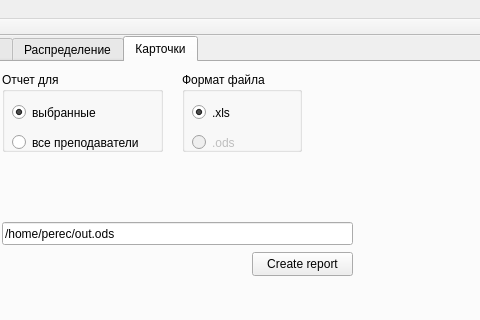
Above: mainwindow.ui from alexeypertcev/ksu-ivt-nagruzka before the change; both pictures show x 525 to 1005 and y 0 to 320 of the 1270 by 700 pixel window. Below: the same form after it.
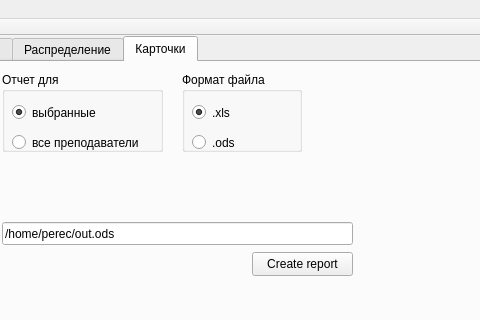
That is the form after the change. Custom widgets are drawn as their Qt base class.

Patch:
```diff
--- a/mainwindow.ui
+++ b/mainwindow.ui
@@ -599,7 +599,7 @@
       </widget>
       <widget class="QRadioButton" name="radioButton_5">
        <property name="enabled">
-        <bool>false</bool>
+        <bool>true</bool>
        </property>
        <property name="geometry">
         <rect>
```
Left out of the diff: 2 changed lines with no effect on the pictures.
